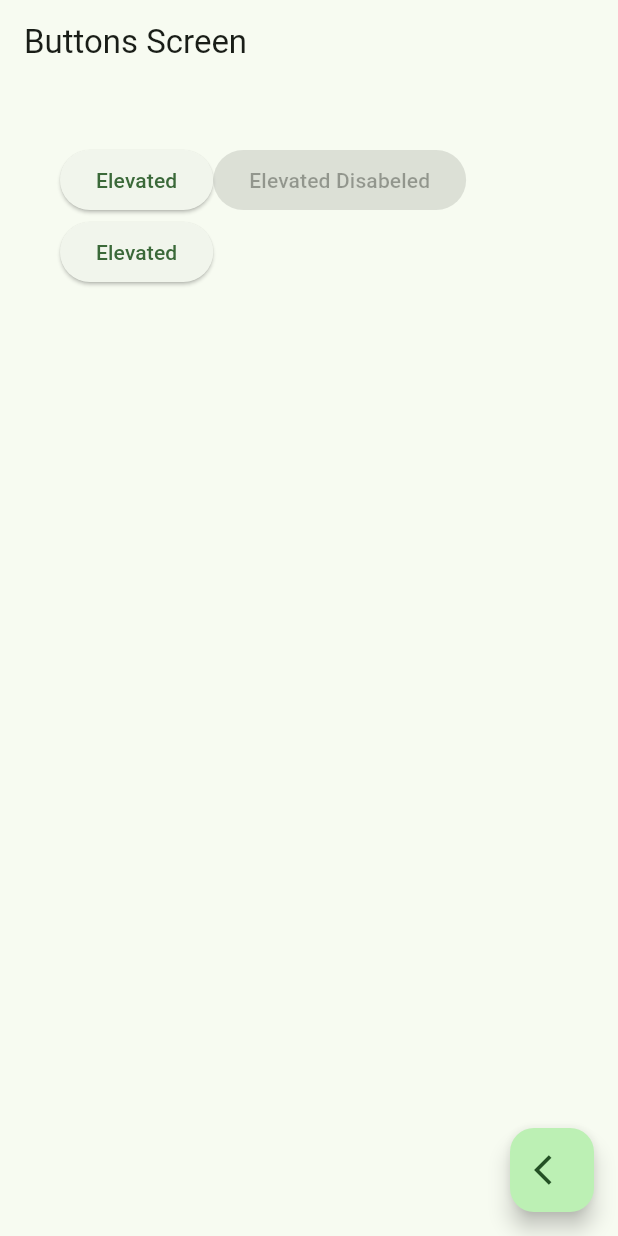
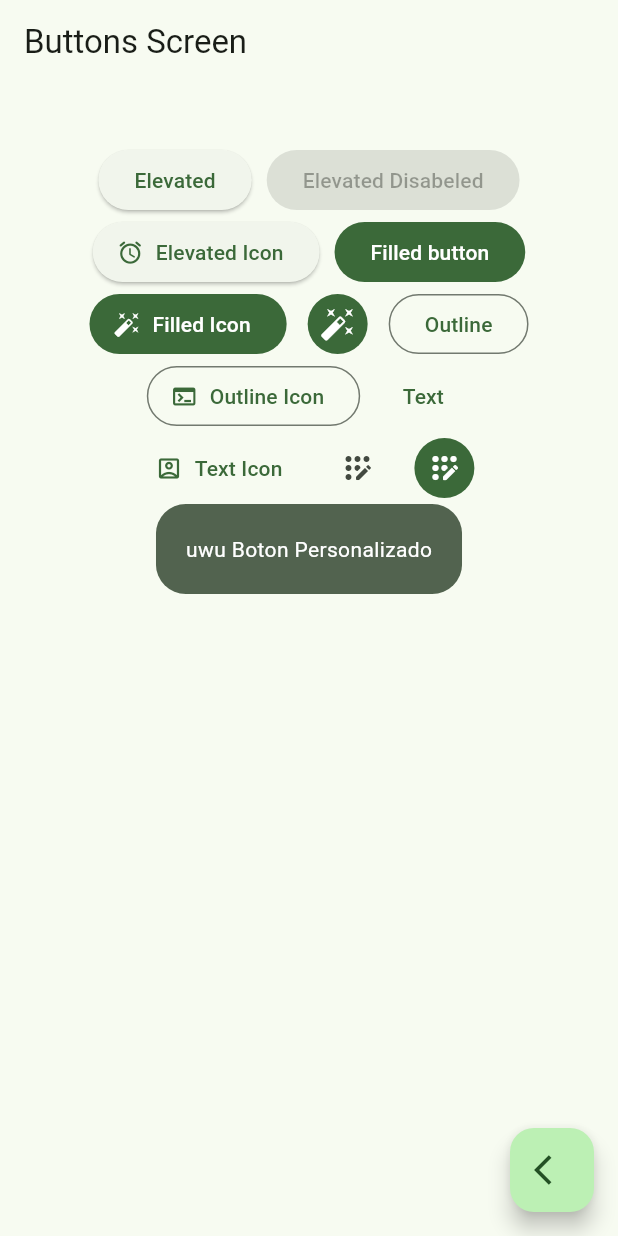
Before and after one commit to sof28kr/widggets_app, a Flutter app: the ButtonsScreen screen opened by its route, on a phone screen of 412 x 824 dp. Run offline on Flutter 3.47's test engine with Material 3 defaults, Android fonts, the phone set to English and light mode, and no system bars; our stand-ins replace go_router.

Commit message:
botones personalizados

```diff
--- a/lib/presentation/screens/home/botones_app/buttons_screen.dart
+++ b/lib/presentation/screens/home/botones_app/buttons_screen.dart
@@ -8,13 +8,14 @@ class ButtonsScreen extends StatelessWidget {
 
   @override
   Widget build(BuildContext context) {
+
     return Scaffold(
       appBar: AppBar(
         title:const Text ('Buttons Screen'),
       ),
       body: const _ButtonView(),
       floatingActionButton: FloatingActionButton(
-        child: Icon(Icons.arrow_back_ios),
+        child: const Icon(Icons.arrow_back_ios),
         onPressed: (){
           // lo usamos asi porque tenemos el router
           context.pop();
@@ -31,20 +32,107 @@ class _ButtonView extends StatelessWidget {
 
   @override
   Widget build(BuildContext context) {
-    return Padding(
+
+    final colors = Theme.of(context).colorScheme;
+
+    return SizedBox(
+      width: double.infinity,
+      child: Padding(
         padding: const EdgeInsets.symmetric(horizontal: 40, vertical:40),
         // wrap se parece a una columna, pero en horizontal
         // se llena una detras de otra y luego pasa a la sigueinte linea
         child: Wrap(
+          spacing: 10,
+          crossAxisAlignment: WrapCrossAlignment.center,
+          alignment: WrapAlignment.center,
           children: [
 
             // botton normalito
             ElevatedButton(onPressed: (){}, child: const Text('Elevated')),
             // el mismo botton normalito pero desabilitado
-          ElevatedButton(onPressed: null , child: const Text('Elevated Disabeled')),
-          ElevatedButton(onPressed: (){}, child: const Text('Elevated')),
+            const ElevatedButton(onPressed: null , child: Text('Elevated Disabeled')),
+            ElevatedButton.icon(
+              onPressed:(){},
+              label: const Text('Elevated Icon' ),
+              icon: const Icon(Icons.access_alarm_rounded,  )
+              ),
+            FilledButton(onPressed: (){}, child: const Text('Filled button')),
+            FilledButton.icon(onPressed: (){}, icon: const Icon(Icons.auto_fix_high), label: const Text('Filled Icon')),
+            IconButton.filled(onPressed: (){}, icon: const Icon(Icons.auto_fix_high)),
+            OutlinedButton(onPressed: (){}, child: const Text('Outline')),
+            OutlinedButton.icon(
+              onPressed: (){},
+              label: const Text('Outline Icon'),
+              icon: const Icon( Icons.terminal)
+            ),
+
+            TextButton(onPressed: (){}, child: const Text('Text')),
+            TextButton.icon(
+              onPressed: (){},
+              icon: const Icon( Icons.account_box_outlined),
+              label: const Text('Text Icon'),
+            ),
+
+
+
+            IconButton(onPressed: (){}, icon: const Icon( Icons.app_registration_rounded)),
+            IconButton(
+              onPressed: (){},
+              icon: const Icon( Icons.app_registration_rounded),
+              style: ButtonStyle(
+                backgroundColor: MaterialStatePropertyAll(colors.primary),
+                iconColor: const MaterialStatePropertyAll(Colors.white),
+
+              ),
+            ),
+
+            const BotonPersonalizado(),
 
           ],
+        ),
+      ),
+
+    );
+  }
+}
+
+// Icono personalizado, puede ser reutilizado en toda la aplicacion
+
+class BotonPersonalizado extends StatelessWidget {
+  const BotonPersonalizado({super.key});
+
+  @override
+  Widget build(BuildContext context) {
+    // siguiendo la paleta con la que se estaba trabajando
+    final colors = Theme.of(context).colorScheme;
+
+    // envolvemos material en cliprreact
+    // para colocar los bordes redondeados
+    return  ClipRRect(
+      borderRadius: BorderRadius.circular(20),
+      child: Material(
+        // material amplia la personalizacion que le podemos dar al boton
+
+        // siguiendo la paleta con la que se estaba trabajando
+        color: colors.secondary,
+
+        // Color personalizado, fondo del color
+        // color: Colors.blue,
+
+
+        // inkwell nos da el efecto de velo al hacer click en un boton
+        child: InkWell(
+          onTap: (){},
+          child: const Padding(
+            padding: EdgeInsets.symmetric(horizontal: 20,vertical: 20),
+            child:
+            Text(
+              'uwu Boton Personalizado',
+
+              style: TextStyle(
+                color: Colors.white),)
+            ),
+        ),
       ),
     );
   }
--- a/lib/presentation/screens/home/home_screen.dart
+++ b/lib/presentation/screens/home/home_screen.dart
@@ -1,8 +1,7 @@
 import 'package:flutter/material.dart';
 import 'package:go_router/go_router.dart';
 import 'package:widggets_app/config/menu/menu_items.dart';
-import 'package:widggets_app/presentation/screens/home/botones_app/buttons_screen.dart';
-import 'package:widggets_app/presentation/screens/home/cards/cards_screen.dart';
+
 
 class HomeScreen  extends StatelessWidget {
 
```
Lines whose indentation alone changed are shown as unchanged.
